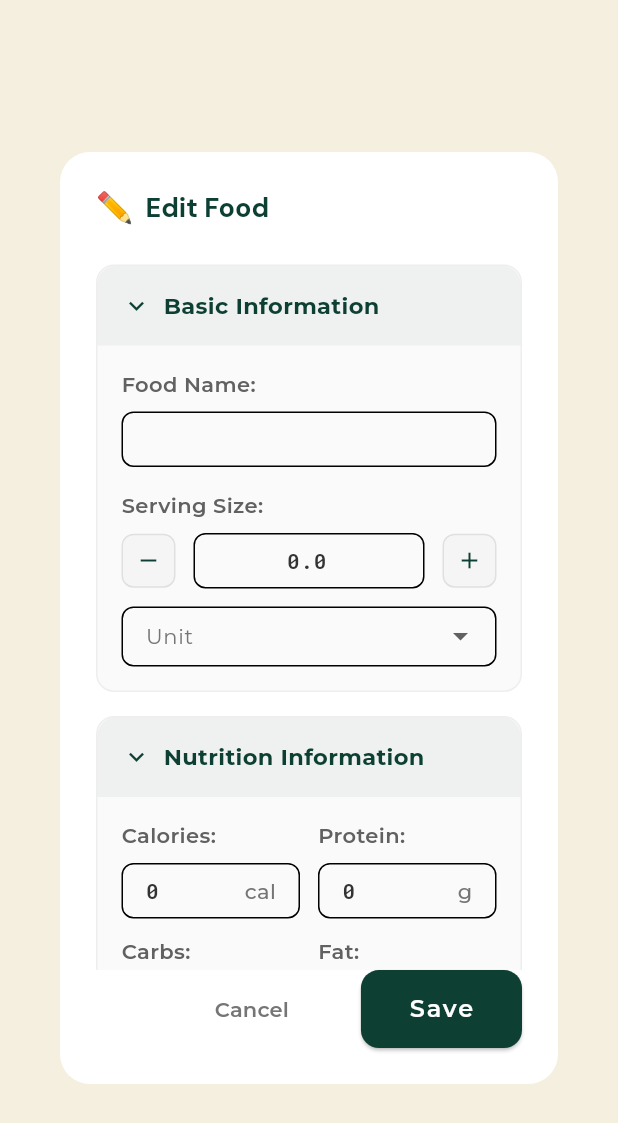
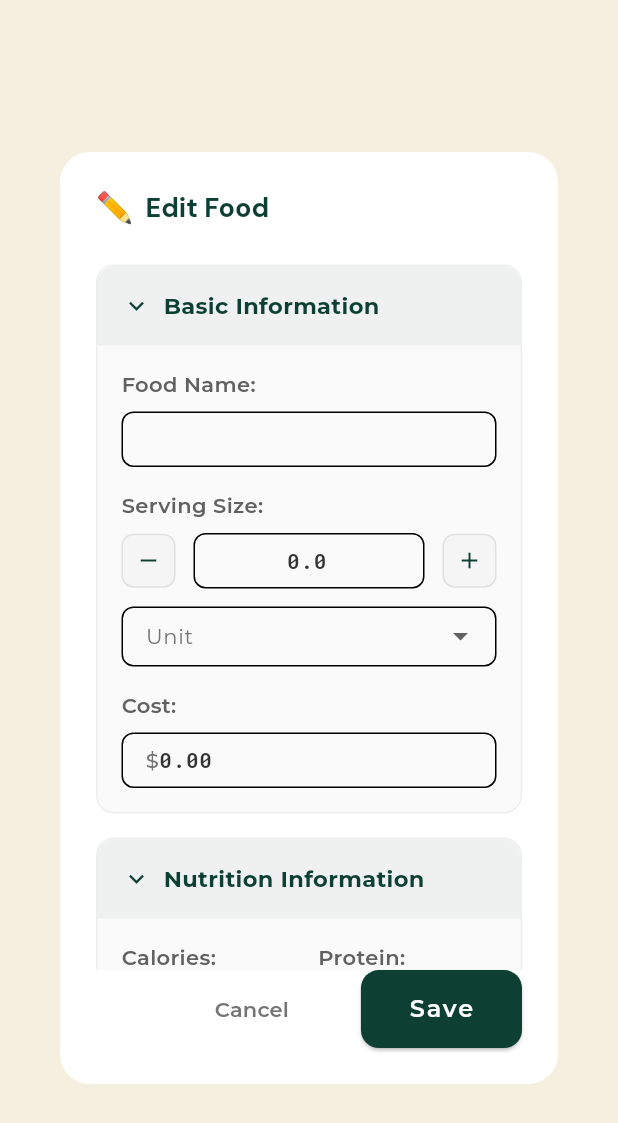
Before and after one commit to siho1117/food_cal, a Flutter app: the QuickEditFoodDialog widget shown alone on an empty page, opened directly with empty values, on a phone screen of 412 x 824 dp. Shown: the top 1123 px of the screen. Run offline on Flutter 3.47's test engine with Material 3 defaults, Android fonts, the phone set to English and light mode, and no system bars; our stand-ins replace camera, curved_navigation_bar, flutter_dotenv, flutter_image_compress, google_fonts, image_picker and 1 more; accounts and stored records are empty.

Commit message:
Your commit message here

```diff
--- a/lib/widgets/home/quick_edit_food_dialog.dart
+++ b/lib/widgets/home/quick_edit_food_dialog.dart
@@ -1,4 +1,6 @@
 // lib/widgets/home/quick_edit_food_dialog.dart
+// FIXED VERSION - Resolves late initialization error
+
 import 'package:flutter/material.dart';
 import 'package:flutter/services.dart';
 import 'package:provider/provider.dart';
@@ -25,14 +27,16 @@ class QuickEditFoodDialog extends StatefulWidget {
 class _QuickEditFoodDialogState extends State<QuickEditFoodDialog> {
   final FoodRepository _foodRepository = FoodRepository();
 
-  late TextEditingController _nameController;
-  late TextEditingController _servingSizeController;
-  late TextEditingController _caloriesController;
-  late TextEditingController _proteinController;
-  late TextEditingController _carbsController;
-  late TextEditingController _fatController;
+  // FIXED: Remove 'late' and initialize in initState() instead
+  TextEditingController? _nameController;
+  TextEditingController? _servingSizeController;
+  TextEditingController? _caloriesController;
+  TextEditingController? _proteinController;
+  TextEditingController? _carbsController;
+  TextEditingController? _fatController;
+  TextEditingController? _costController; // FIXED: Remove late keyword
 
-  late String _selectedUnit;
+  String _selectedUnit = 'serving'; // Initialize with default
   bool _isLoading = false;
 
   final List<String> _units = [
@@ -53,16 +57,23 @@ class _QuickEditFoodDialogState extends State<QuickEditFoodDialog> {
     _carbsController = TextEditingController(text: widget.foodItem.carbs.round().toString());
     _fatController = TextEditingController(text: widget.foodItem.fats.round().toString());
     _selectedUnit = widget.foodItem.servingUnit;
+
+    // FIXED: Proper initialization of cost controller
+    _costController = TextEditingController(
+      text: widget.foodItem.cost != null ? widget.foodItem.cost!.toStringAsFixed(2) : ''
+    );
   }
 
   @override
   void dispose() {
-    _nameController.dispose();
-    _servingSizeController.dispose();
-    _caloriesController.dispose();
-    _proteinController.dispose();
-    _carbsController.dispose();
-    _fatController.dispose();
+    // FIXED: Add null checks before disposing
+    _nameController?.dispose();
+    _servingSizeController?.dispose();
+    _caloriesController?.dispose();
+    _proteinController?.dispose();
+    _carbsController?.dispose();
+    _fatController?.dispose();
+    _costController?.dispose();
     super.dispose();
   }
 
@@ -166,7 +177,7 @@ class _QuickEditFoodDialogState extends State<QuickEditFoodDialog> {
             child: Column(
               crossAxisAlignment: CrossAxisAlignment.start,
               children: [
-                // Food Name Section - Label above input
+                // Food Name Section
                 Text(
                   'Food Name:',
                   style: AppTextStyles.getBodyStyle().copyWith(
@@ -177,7 +188,7 @@ class _QuickEditFoodDialogState extends State<QuickEditFoodDialog> {
                 ),
                 const SizedBox(height: 8),
                 TextField(
-                  controller: _nameController,
+                  controller: _nameController!,
                   maxLength: 100,
                   decoration: InputDecoration(
                     border: OutlineInputBorder(
@@ -218,7 +229,7 @@ class _QuickEditFoodDialogState extends State<QuickEditFoodDialog> {
                     const SizedBox(width: 12),
                     Expanded(
                       child: TextField(
-                        controller: _servingSizeController,
+                        controller: _servingSizeController!,
                         decoration: InputDecoration(
                           border: OutlineInputBorder(
                             borderRadius: BorderRadius.circular(8),
@@ -248,7 +259,7 @@ class _QuickEditFoodDialogState extends State<QuickEditFoodDialog> {
                 ),
                 const SizedBox(height: 12),
 
-                // Unit Dropdown - Full Width
+                // Unit Dropdown
                 DropdownButtonFormField<String>(
                   value: _selectedUnit,
                   decoration: InputDecoration(
@@ -277,6 +288,54 @@ class _QuickEditFoodDialogState extends State<QuickEditFoodDialog> {
                       _selectedUnit = value!;
                     });
                   },
+                ),
+
+                const SizedBox(height: 16),
+
+                // FIXED: Cost Section with proper null checking
+                Text(
+                  'Cost:',
+                  style: AppTextStyles.getBodyStyle().copyWith(
+                    fontWeight: FontWeight.w600,
+                    color: Colors.grey[700],
+                    fontSize: 14,
+                  ),
+                ),
+                const SizedBox(height: 8),
+                TextField(
+                  controller: _costController!,
+                  decoration: InputDecoration(
+                    border: OutlineInputBorder(
+                      borderRadius: BorderRadius.circular(8),
+                      borderSide: BorderSide(color: Colors.grey[300]!),
+                    ),
+                    focusedBorder: OutlineInputBorder(
+                      borderRadius: BorderRadius.circular(8),
+                      borderSide: BorderSide(color: AppTheme.primaryBlue, width: 2),
+                    ),
+                    contentPadding: const EdgeInsets.symmetric(horizontal: 12, vertical: 8),
+                    prefixText: '\$',
+                    prefixStyle: AppTextStyles.getBodyStyle().copyWith(
+                      color: Colors.grey[600],
+                      fontWeight: FontWeight.w500,
+                      fontSize: 14,
+                    ),
+                    hintText: '0.00',
+                    hintStyle: AppTextStyles.getBodyStyle().copyWith(
+                      color: Colors.grey[400],
+                      fontSize: 14,
+                    ),
+                    isDense: true,
+                  ),
+                  style: AppTextStyles.getNumericStyle().copyWith(
+                    fontSize: 14,
+                    fontWeight: FontWeight.w600,
+                  ),
+                  keyboardType: const TextInputType.numberWithOptions(decimal: true),
+                  inputFormatters: [
+                    FilteringTextInputFormatter.allow(RegExp(r'^\d*\.?\d{0,2}')),
+                    LengthLimitingTextInputFormatter(8),
+                  ],
                 ),
               ],
             ),
@@ -330,9 +389,9 @@ class _QuickEditFoodDialogState extends State<QuickEditFoodDialog> {
                 // Row 1: Calories and Protein
                 Row(
                   children: [
-                    Expanded(child: _buildNutritionField(_caloriesController, 'Calories', 'cal')),
+                    Expanded(child: _buildNutritionField(_caloriesController!, 'Calories', 'cal')),
                     const SizedBox(width: 12),
-                    Expanded(child: _buildNutritionField(_proteinController, 'Protein', 'g')),
+                    Expanded(child: _buildNutritionField(_proteinController!, 'Protein', 'g')),
                   ],
                 ),
                 const SizedBox(height: 12),
@@ -340,9 +399,9 @@ class _QuickEditFoodDialogState extends State<QuickEditFoodDialog> {
                 // Row 2: Carbs and Fat
                 Row(
                   children: [
-                    Expanded(child: _buildNutritionField(_carbsController, 'Carbs', 'g')),
+                    Expanded(child: _buildNutritionField(_carbsController!, 'Carbs', 'g')),
                     const SizedBox(width: 12),
-                    Expanded(child: _buildNutritionField(_fatController, 'Fat', 'g')),
+                    Expanded(child: _buildNutritionField(_fatController!, 'Fat', 'g')),
                   ],
                 ),
               ],
@@ -452,9 +511,9 @@ class _QuickEditFoodDialogState extends State<QuickEditFoodDialog> {
   }
 
   void _adjustServing(double adjustment) {
-    final current = double.tryParse(_servingSizeController.text) ?? 1.0;
+    final current = double.tryParse(_servingSizeController!.text) ?? 1.0;
     final newValue = (current + adjustment).clamp(0.1, 99.9);
-    _servingSizeController.text = newValue.toStringAsFixed(1);
+    _servingSizeController!.text = newValue.toStringAsFixed(1);
   }
 
   Future<void> _handleSave() async {
@@ -488,12 +547,13 @@ class _QuickEditFoodDialogState extends State<QuickEditFoodDialog> {
   }
 
   Future<void> _updateFoodItem() async {
-    final name = _nameController.text.trim();
-    final servingSizeText = _servingSizeController.text.trim();
-    final caloriesText = _caloriesController.text.trim();
-    final proteinText = _proteinController.text.trim();
-    final carbsText = _carbsController.text.trim();
-    final fatText = _fatController.text.trim();
+    final name = _nameController!.text.trim();
+    final servingSizeText = _servingSizeController!.text.trim();
+    final caloriesText = _caloriesController!.text.trim();
+    final proteinText = _proteinController!.text.trim();
+    final carbsText = _carbsController!.text.trim();
+    final fatText = _fatController!.text.trim();
+    final costText = _costController!.text.trim(); // FIXED: Add null check
 
     // Validation
     if (name.isEmpty) {
@@ -504,34 +564,40 @@ class _QuickEditFoodDialogState extends State<QuickEditFoodDialog> {
     }
 
     final servingSize = double.tryParse(servingSizeText);
-    final calories = double.tryParse(caloriesText);
-    final protein = double.tryParse(proteinText);
-    final carbs = double.tryParse(carbsText);
-    final fat = double.tryParse(fatText);
-
     if (servingSize == null || servingSize <= 0) {
-      throw Exception('Serving size must be a positive number.');
-    }
-    if (calories == null || calories < 0) {
-      throw Exception('Calories must be a non-negative number.');
-    }
-    if (protein == null || protein < 0) {
-      throw Exception('Protein must be a non-negative number.');
-    }
-    if (carbs == null || carbs < 0) {
-      throw Exception('Carbs must be a non-negative number.');
-    }
-    if (fat == null || fat < 0) {
-      throw Exception('Fat must be a non-negative number.');
+      throw Exception('Please enter a valid serving size.');
     }
 
-    // Upper bounds validation
-    if (servingSize > 100) throw Exception('Serving size seems too large (max 100).');
-    if (calories > 10000) throw Exception('Calories seem too high (max 10,000).');
-    if (protein > 1000) throw Exception('Protein amount seems too high (max 1,000g).');
-    if (carbs > 1000) throw Exception('Carbs amount seems too high (max 1,000g).');
-    if (fat > 1000) throw Exception('Fat amount seems too high (max 1,000g).');
+    final calories = double.tryParse(caloriesText);
+    if (calories == null || calories < 0) {
+      throw Exception('Please enter valid calories.');
+    }
 
+    final protein = double.tryParse(proteinText);
+    if (protein == null || protein < 0) {
+      throw Exception('Please enter valid protein amount.');
+    }
+
+    final carbs = double.tryParse(carbsText);
+    if (carbs == null || carbs < 0) {
+      throw Exception('Please enter valid carbs amount.');
+    }
+
+    final fat = double.tryParse(fatText);
+    if (fat == null || fat < 0) {
+      throw Exception('Please enter valid fat amount.');
+    }
+
+    // Cost validation
+    double? cost;
+    if (costText.isNotEmpty) {
+      cost = double.tryParse(costText);
+      if (cost == null || cost < 0) {
+        throw Exception('Please enter a valid cost (0 or greater).');
+      }
+    }
+
+    // Create updated food item
     final updatedItem = widget.foodItem.copyWith(
       name: name,
       servingSize: servingSize,
@@ -540,12 +606,14 @@ class _QuickEditFoodDialogState extends State<QuickEditFoodDialog> {
       proteins: protein,
       carbs: carbs,
       fats: fat,
+      cost: cost,
     );
 
+    // Update through repository
     final success = await _foodRepository.updateFoodEntry(updatedItem);
 
     if (!success) {
-      throw Exception('Database update failed. Please try again.');
+      throw Exception('Failed to update food item. Please try again.');
     }
   }
 }
```
Also changed, not shown: lib/data/models/food_item.dart (+150 -105 lines).
